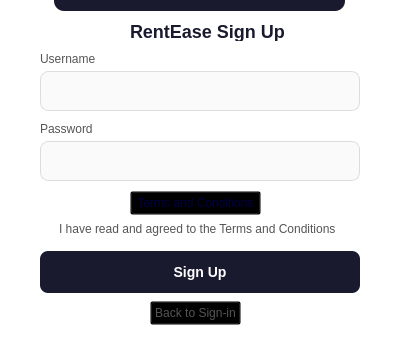
Above: signupform.ui from adrift-blip/Car-Rental-Management-System before the change; both pictures show x 0 to 400 and y 219 to 580 of the 400 by 580 pixel window. Below: the same form after it.
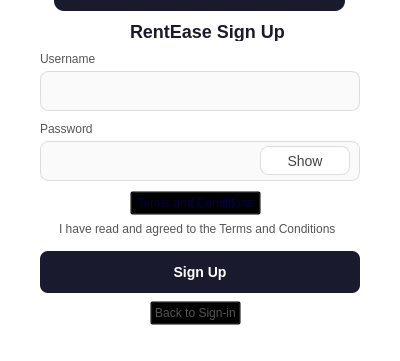
That is the form after the change. Icons and pictures are not drawn.

```diff
--- a/signupform.ui
+++ b/signupform.ui
@@ -215,6 +215,29 @@
     <string>Back to Sign-in</string>
    </property>
   </widget>
+  <widget class="QPushButton" name="passwordUnmasked">
+   <property name="geometry">
+    <rect>
+     <x>260</x>
+     <y>365</y>
+     <width>90</width>
+     <height>29</height>
+    </rect>
+   </property>
+   <property name="styleSheet">
+    <string notr="true">background-color: #ffffff;
+color: #444444;
+border: 1px solid #dddddd;
+border-radius: 8px;
+font-size: 14px;</string>
+   </property>
+   <property name="text">
+    <string>Show</string>
+   </property>
+   <property name="icon">
+    <iconset theme="QIcon::ThemeIcon::MailMarkRead"/>
+   </property>
+  </widget>
  </widget>
  <resources>
   <include location="resource.qrc"/>
```
